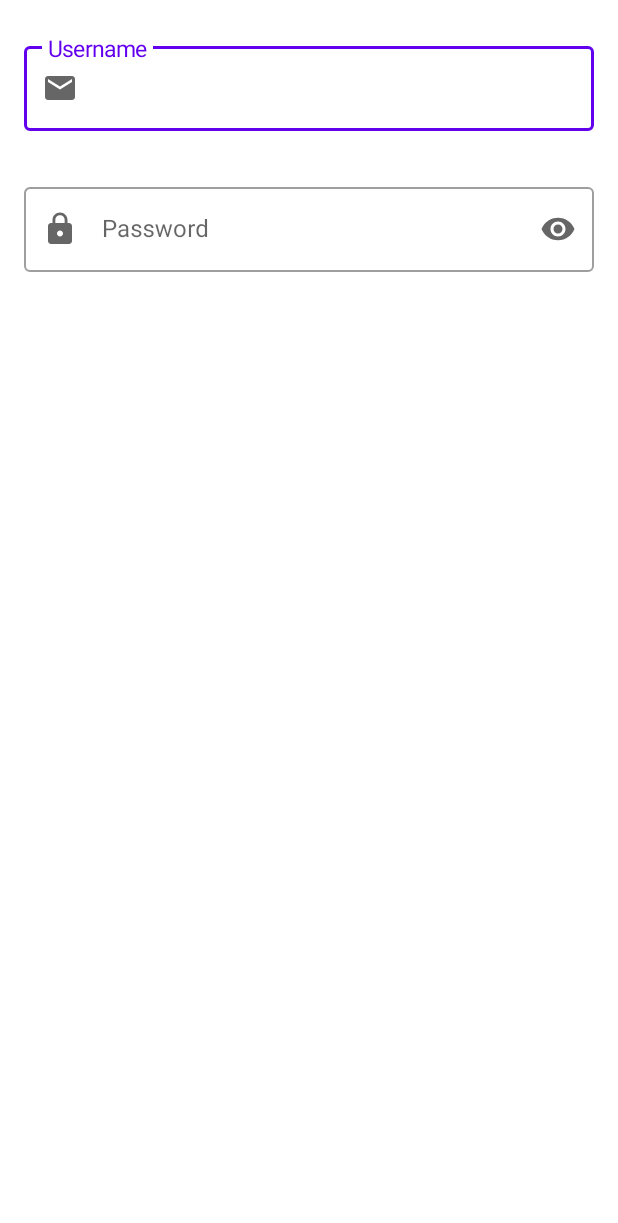
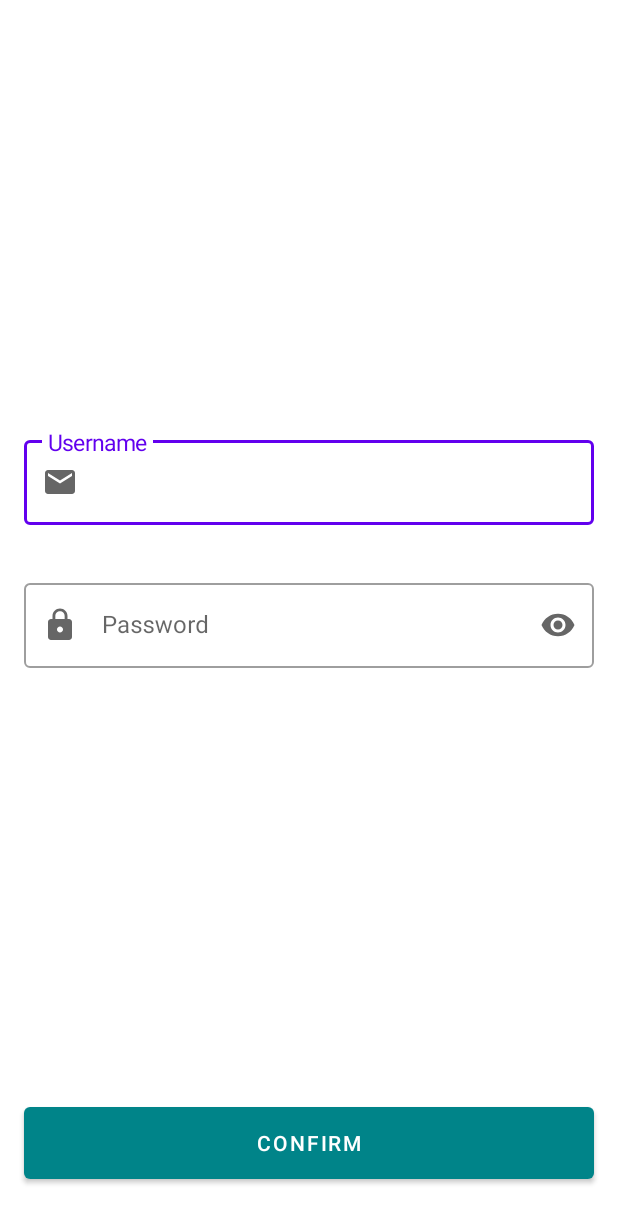
Before and after one commit to AndreiAvram123/CarRentalApp, an Android app: the layout fragment_login_layout.xml on its own in the app's theme, with its tools: preview values and no code run, on a phone screen of 412 x 824 dp. Shown: the top 1223 px of the screen. Run offline under Robolectric (Android 15) with nearby library versions, the phone set to English and light mode, and no system bars.

Commit message:
-fixed error with live data that caused a crash -finish error states for login

```diff
--- a/app/src/main/java/com/andrei/UI/activities/LandingActivity.kt
+++ b/app/src/main/java/com/andrei/UI/activities/LandingActivity.kt
@@ -3,7 +3,9 @@ package com.andrei.UI.activities
 import androidx.appcompat.app.AppCompatActivity
 import android.os.Bundle
 import com.andrei.carrental.R
+import dagger.hilt.android.AndroidEntryPoint
 
+@AndroidEntryPoint
 class LandingActivity : AppCompatActivity() {
     override fun onCreate(savedInstanceState: Bundle?) {
         super.onCreate(savedInstanceState)
--- a/app/src/main/res/layout/fragment_login_layout.xml
+++ b/app/src/main/res/layout/fragment_login_layout.xml
@@ -1,14 +1,13 @@
 <?xml version="1.0" encoding="utf-8"?>
-<layout>
+<layout xmlns:android="http://schemas.android.com/apk/res/android"
+    xmlns:app="http://schemas.android.com/apk/res-auto"
+    xmlns:tools="http://schemas.android.com/tools">
     <data>
         <variable
-            name = "errorUsername"
-            type="String" />
+            name="viewModelAuth"
+            type="com.andrei.carrental.viewmodels.ViewModelAuth" />
     </data>
 <androidx.constraintlayout.widget.ConstraintLayout
-    xmlns:android="http://schemas.android.com/apk/res/android"
-    xmlns:app="http://schemas.android.com/apk/res-auto"
-    xmlns:tools="http://schemas.android.com/tools"
     android:layout_width="match_parent"
     android:layout_height="match_parent">
 
@@ -16,27 +15,27 @@
         android:layout_width="match_parent"
         android:layout_height="wrap_content"
         android:layout_marginStart="16dp"
-        android:layout_marginTop="24dp"
         android:layout_marginEnd="16dp"
         android:orientation="vertical"
+        app:layout_constraintBottom_toTopOf="@+id/bt_login"
         app:layout_constraintEnd_toEndOf="parent"
         app:layout_constraintStart_toStartOf="parent"
-        app:layout_constraintTop_toTopOf="parent"
-        >
+        app:layout_constraintTop_toTopOf="parent">
 
         <com.google.android.material.textfield.TextInputLayout
-            android:id="@+id/username_tf"
+            android:id="@+id/tf_username"
+            style="@style/Widget.MaterialComponents.TextInputLayout.OutlinedBox"
             android:layout_width="match_parent"
             android:layout_height="wrap_content"
             android:hint="@string/screens_login_hint_username"
+
+            app:errorText="@{viewModelAuth.errorUsername}"
+            app:errorTextAppearance="@style/inputFieldErrorAppearance"
+            app:hintTextAppearance="@style/inputFieldLabelAppearance"
             app:layout_constraintEnd_toEndOf="parent"
             app:layout_constraintStart_toStartOf="parent"
             app:layout_constraintTop_toTopOf="parent"
             app:startIconDrawable="@drawable/ic_email_24"
-            style="@style/Widget.MaterialComponents.TextInputLayout.OutlinedBox"
-            app:errorText="@{errorUsername}"
-            app:errorTextAppearance="@style/inputFieldErrorAppearance"
-            app:hintTextAppearance="@style/inputFieldLabelAppearance"
 
             >
 
@@ -47,7 +46,8 @@
         </com.google.android.material.textfield.TextInputLayout>
 
         <com.google.android.material.textfield.TextInputLayout
-            android:id="@+id/password_tf"
+            android:id="@+id/tf_password"
+            style="@style/Widget.MaterialComponents.TextInputLayout.OutlinedBox"
             android:layout_width="match_parent"
             android:layout_height="wrap_content"
             android:layout_marginTop="32dp"
@@ -56,8 +56,10 @@
             app:layout_constraintEnd_toEndOf="parent"
             app:layout_constraintStart_toStartOf="parent"
             app:layout_constraintTop_toBottomOf="@+id/username_tf"
+            app:errorText="@{viewModelAuth.errorPassword}"
             app:startIconDrawable="@drawable/ic_password_24"
-            style="@style/Widget.MaterialComponents.TextInputLayout.OutlinedBox"
+            app:errorTextAppearance="@style/inputFieldErrorAppearance"
+            app:hintTextAppearance="@style/inputFieldLabelAppearance"
             >
 
             <com.google.android.material.textfield.TextInputEditText
@@ -68,5 +70,19 @@
         </com.google.android.material.textfield.TextInputLayout>
     </LinearLayout>
 
+    <com.google.android.material.button.MaterialButton
+        android:id="@+id/bt_login"
+        android:layout_width="0dp"
+        android:layout_height="60dp"
+        android:layout_marginStart="16dp"
+        android:layout_marginEnd="16dp"
+        android:layout_marginBottom="32dp"
+        android:text="@string/confirm"
+        app:backgroundTint="@color/example_4_green"
+        app:layout_constraintBottom_toBottomOf="parent"
+        app:layout_constraintEnd_toEndOf="parent"
+        app:layout_constraintStart_toStartOf="parent"
+        />
+
 </androidx.constraintlayout.widget.ConstraintLayout>
 </layout>
```
Also changed, not shown: app/src/main/java/com/andrei/UI/fragments/LoginFragment.kt (+18 -2 lines), app/src/main/java/com/andrei/carrental/viewmodels/ViewModelAuth.kt (+50 -4 lines), app/src/main/java/com/andrei/engine/helpers/TokenManager.kt (+6 -1 lines).
